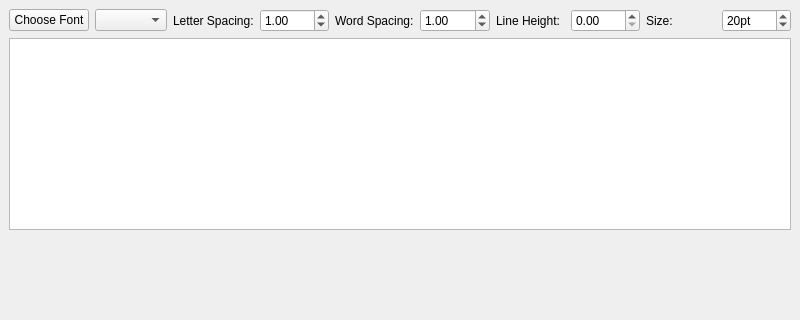
This is mainwindow.ui in hellozee/qt-libraqm-test as Qt 5 draws it before an edit; both pictures show x 0 to 800 and y 0 to 320 of the 800 by 600 pixel window. The edited form follows.
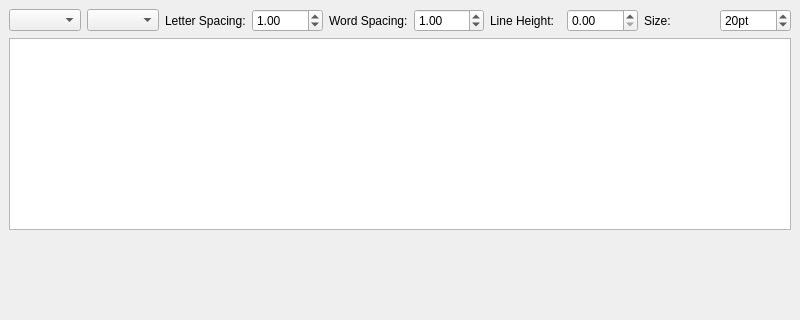
This is the edited form. Custom widgets are drawn as their Qt base class.

Commit message: Added a combobox for fonts

```diff
--- a/mainwindow.ui
+++ b/mainwindow.ui
@@ -18,11 +18,7 @@
     <item>
      <layout class="QHBoxLayout" name="horizontalLayout_2">
       <item>
-       <widget class="QPushButton" name="fontChooser">
-        <property name="text">
-         <string>Choose Font</string>
-        </property>
-       </widget>
+       <widget class="BetterFontCB" name="fontCB"/>
       </item>
       <item>
        <widget class="QComboBox" name="alignmentBox">
@@ -131,6 +127,11 @@
    <header>paintwidget.h</header>
    <container>1</container>
   </customwidget>
+  <customwidget>
+   <class>BetterFontCB</class>
+   <extends>QComboBox</extends>
+   <header>betterfontcb.h</header>
+  </customwidget>
  </customwidgets>
  <resources/>
  <connections/>
```
Left out of the diff: 9 changed lines with no effect on the pictures. The commit also changes 5 other files.
